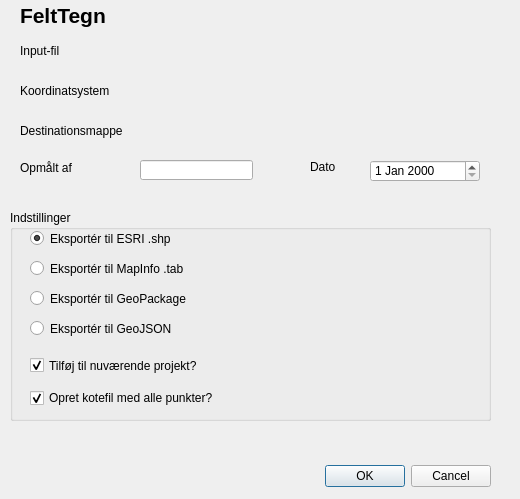
First picture: the form in felt_tegn/felt_tegn_dialog_base.ui, repository archaeodav/felttegn, before the edit.
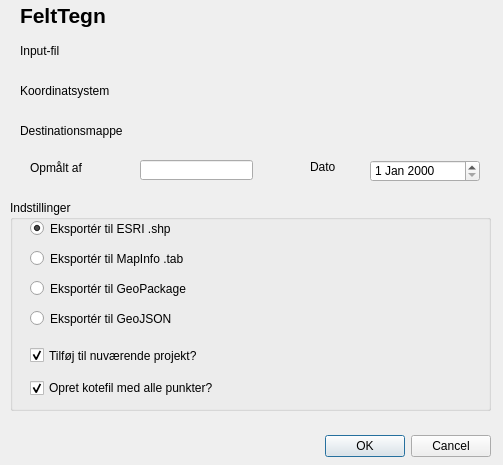
Second picture: the form after the edit. Custom widgets are drawn as their Qt base class.

Commit message: Trying to enable overwrites

```diff
--- a/felt_tegn/felt_tegn_dialog_base.ui
+++ b/felt_tegn/felt_tegn_dialog_base.ui
@@ -6,8 +6,8 @@
    <rect>
     <x>0</x>
     <y>0</y>
-    <width>520</width>
-    <height>499</height>
+    <width>503</width>
+    <height>465</height>
    </rect>
   </property>
   <property name="windowTitle">
@@ -17,7 +17,7 @@
    <property name="geometry">
     <rect>
      <x>150</x>
-     <y>460</y>
+     <y>430</y>
      <width>341</width>
      <height>32</height>
     </rect>
@@ -102,7 +102,7 @@
    <property name="geometry">
     <rect>
      <x>10</x>
-     <y>210</y>
+     <y>200</y>
      <width>481</width>
      <height>211</height>
     </rect>
@@ -244,7 +244,7 @@
   <widget class="QLabel" name="label_5">
    <property name="geometry">
     <rect>
-     <x>20</x>
+     <x>30</x>
      <y>160</y>
      <width>81</width>
      <height>16</height>
```
The commit also changes 1 other file.
